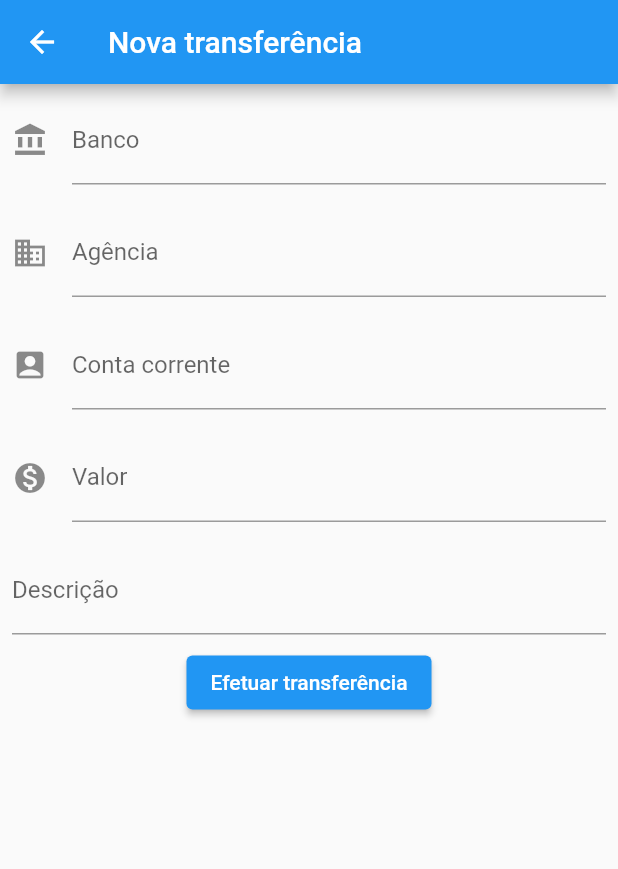
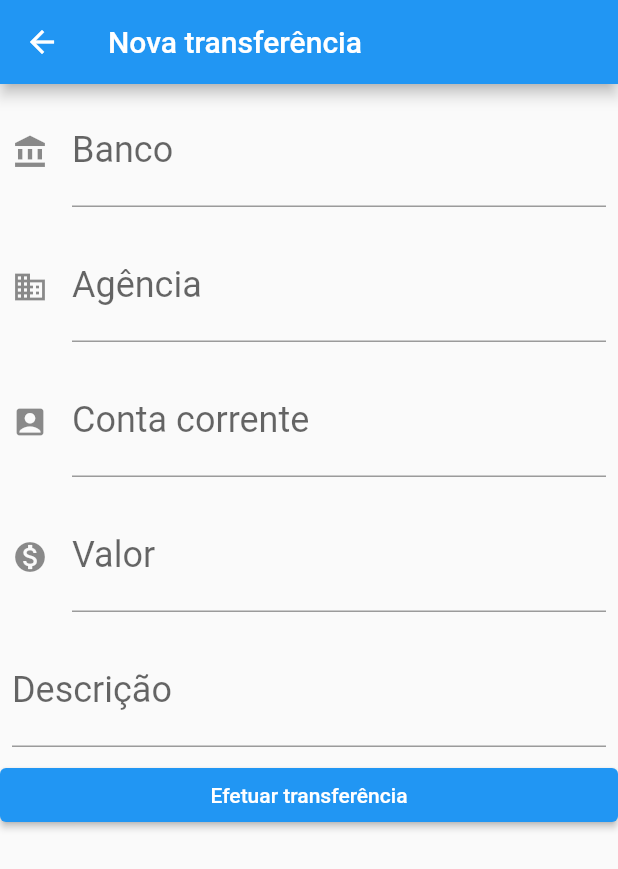
Before and after one commit to heltonricardo/bytebank-flutter, a Flutter app: the screen it shows after launch, after a tap on the "add" icon, on a phone screen of 412 x 824 dp. Shown: the top 869 px of the screen. Run offline on Flutter 3.47's test engine with Material 2 defaults, Android fonts, the phone set to English and light mode, and no system bars; missing offline and left inert: dart:ffi.

```diff
--- a/lib/main.dart
+++ b/lib/main.dart
@@ -30,7 +30,7 @@ class FormularioTransferencia extends StatelessWidget {
         appBar: AppBar(
           title: Text("Nova transferência"),
         ),
-        body: Column(children: <Widget>[
+        body: ListView(children: <Widget>[
           Editor(
               label: "Banco",
               hint: "000",
@@ -57,6 +57,7 @@ class FormularioTransferencia extends StatelessWidget {
               controller: _controladorDescr,
               keyboard: TextInputType.text),
           ElevatedButton(
+            style: ButtonStyle(),
             child: Text("Efetuar transferência"),
             onPressed: () => _criaTransferencia(context),
           )
@@ -95,7 +96,7 @@ class Editor extends StatelessWidget {
         controller: controller,
         keyboardType: keyboard != null ? keyboard : TextInputType.number,
         style: TextStyle(
-          fontSize: 16,
+          fontSize: 24,
         ),
         decoration: InputDecoration(
             icon: favicon != null ? Icon(favicon) : null,
@@ -107,14 +108,20 @@ class Editor extends StatelessWidget {
 }
 
 class ListaTransferencias extends StatelessWidget {
+  final List<Transferencia> _transferencias = [];
+
   @override
   Widget build(BuildContext context) {
     return Scaffold(
       appBar: AppBar(
         title: Text("Transferências"),
       ),
-      body: Column(
-        children: [],
+      body: ListView.builder(
+        itemCount: _transferencias.length,
+        itemBuilder: (context, int index) {
+          final transferencia = _transferencias[index];
+          return ItemTransferencia(transferencia);
+        },
       ),
       floatingActionButton: FloatingActionButton(
         onPressed: () {
@@ -122,7 +129,11 @@ class ListaTransferencias extends StatelessWidget {
               Navigator.push(context, MaterialPageRoute(builder: (context) {
             return FormularioTransferencia();
           }));
-          resposta.then((transferencia) => {debugPrint("H: $transferencia")});
+
+          resposta.then((transferencia) {
+            _transferencias.add(transferencia);
+            debugPrint("H: $transferencia");
+          });
         },
         child: Icon(Icons.add),
       ),
```
